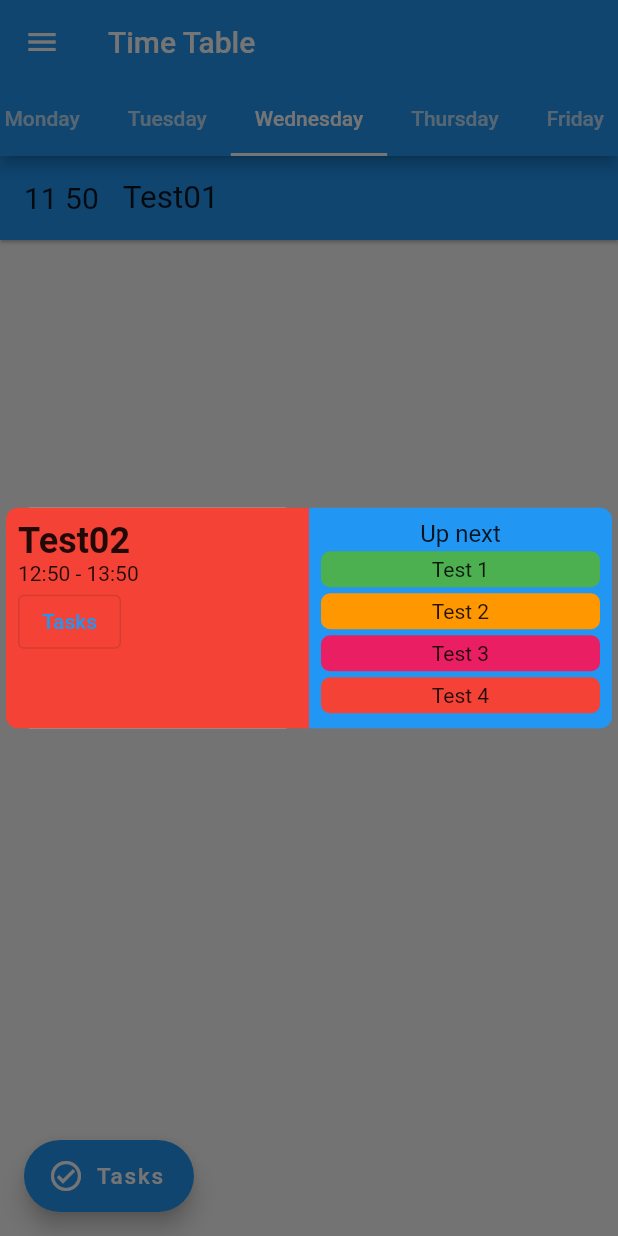
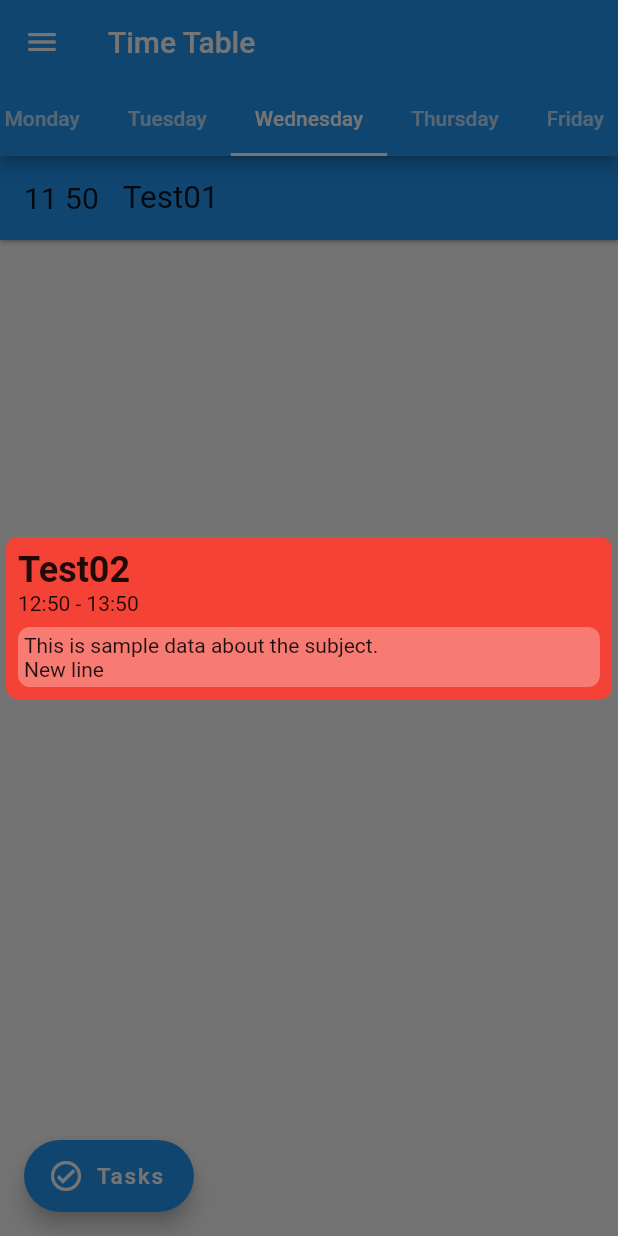
Before and after one commit to PEC-CSS/Time-Table-App, a Flutter app: the screen it shows after launch, after a tap on an icon or button, on a phone screen of 412 x 824 dp. Run offline on Flutter 3.47's test engine with Material 2 defaults, Android fonts, the phone set to English and light mode, and no system bars; missing offline and left inert: flex_color_picker.

Commit message:
Changed the design of popup cards

```diff
--- a/lib/database/database.dart
+++ b/lib/database/database.dart
@@ -6,17 +6,15 @@ import 'package:flutter/material.dart';
 
 class Database{
   static List<Subject> get(Days day){
-    List<Task> dummyTasks = [];
     List<Subject> subjects = [];
 
     subjects.add(Subject(name: "Test01", color: Colors.blue,
       startTime: DateTime(2022, 1, 21, 11, 50), duration: Duration(hours: 1),
     ));
 
-    dummyTasks.add(Task(title: "Test work",  deadline: DateTime.now(), description: "Hello", id: "10"));
-    dummyTasks.add(Task(title: "TestWork2", deadline: DateTime(2023), id: "11"));
     subjects.add(Subject( name: "Test02", color: Colors.red,
       startTime: DateTime(2022, 1, 21, 12, 50), duration: Duration(hours: 1),
+      description: "This is sample data about the subject.\nNew line",
     ));
 
     return subjects;
@@ -31,7 +29,7 @@ class Database{
 
     return tasks;
   }
-  static addNewSubject(Subject subject) {
+  static addNewSubject(Subject subject, int day) {
 
   }
 }
--- a/lib/home/day.dart
+++ b/lib/home/day.dart
@@ -14,7 +14,7 @@ class Day extends StatelessWidget {
     List<Subject> subjects = Database.get(this.day);
     List<SubjectCard> cards = [];
     for (Subject subject in subjects){
-      cards.add(SubjectCard(subject: subject, color: Colors.red,));
+      cards.add(SubjectCard(subject: subject));
     }
     return cards;
   }
--- a/lib/new_time_table/new_subject_card.dart
+++ b/lib/new_time_table/new_subject_card.dart
@@ -136,9 +136,9 @@ class _NewSubjectState extends State<NewSubject> {
                   startTime: startTime,
                   duration: duration,
                   color: currentColor
-                  );
+              );
 
-              Database.addNewSubject(newSubject);
+              Database.addNewSubject(newSubject, this.widget.day);
             },
           )
         ],
--- a/lib/widgets/popup_subject_card.dart
+++ b/lib/widgets/popup_subject_card.dart
@@ -3,10 +3,9 @@ import 'package:flutter/material.dart';
 import '../model/subject_model.dart';
 
 class PopupSubjectCard extends StatelessWidget {
-  const PopupSubjectCard({Key? key, required this.subject, this.color = Colors.red}) : super(key: key);
+  const PopupSubjectCard({Key? key, required this.subject}) : super(key: key);
 
   final Subject subject;
-  final Color color;
 
   @override
   Widget build(BuildContext context) {
@@ -26,13 +25,10 @@ class PopupSubjectCard extends StatelessWidget {
                     tag: subject.name.hashCode,
                     child: Material(
                       borderRadius: BorderRadius.circular(16.0),
-                      child: LeftBox(subject: subject, color: this.color,)
+                      child: SubjectInfoBox(subject: subject, color: this.subject.color,)
                     )
                   ),
                 ),
-                Expanded(
-                  child: RightBox(), //TODO: This box appears abruptly, add a fade effect here
-                )
               ],
             ),
           ),
@@ -43,8 +39,8 @@ class PopupSubjectCard extends StatelessWidget {
 }
 
 
-class LeftBox extends StatelessWidget {
-  const LeftBox({
+class SubjectInfoBox extends StatelessWidget {
+  const SubjectInfoBox({
     Key? key,
     required this.subject,
     required this.color,
@@ -53,6 +49,19 @@ class LeftBox extends StatelessWidget {
   final Subject subject;
   final Color color;
 
+  Color lighten(Color c, [int percent = 10]) {
+    assert(1 <= percent && percent <= 100);
+    var p = percent / 100;
+    return Color.fromARGB(
+        c.alpha,
+        c.red + ((255 - c.red) * p).round(),
+        c.green + ((255 - c.green) * p).round(),
+        c.blue + ((255 - c.blue) * p).round()
+    );
+  }
+
+
+
   @override
   Widget build(BuildContext context) {
     DateTime finishTime = subject.startTime.add(subject.duration);
@@ -60,10 +69,7 @@ class LeftBox extends StatelessWidget {
     return Container(
       padding: EdgeInsets.all(8.0),
       decoration: BoxDecoration(
-          borderRadius: BorderRadius.only(
-            topLeft: Radius.circular(8.0),
-            bottomLeft: Radius.circular(8.0)
-          ),
+          borderRadius: BorderRadius.all(Radius.circular(8.0)),
           color: this.color
       ),
       child: SingleChildScrollView(
@@ -81,7 +87,20 @@ class LeftBox extends StatelessWidget {
               ),
             ),
             Text("""${subject.startTime.hour}:${subject.startTime.minute} - ${finishTime.hour}:${finishTime.minute}"""),
-            OutlinedButton(onPressed: (){}, child: Text("Tasks"))
+            SizedBox(height: 8.0,),
+            Visibility(
+              visible: subject.description.isNotEmpty,
+              child: Container(
+                child: Text(subject.description,),
+                decoration: BoxDecoration(
+                  color: lighten(color, 30),
+                  borderRadius: BorderRadius.circular(8.0),
+                ),
+                width: double.maxFinite,
+                padding: EdgeInsets.all(4.0),
+
+              ),
+            )
           ],
         ),
       ),
--- a/lib/widgets/subject_card.dart
+++ b/lib/widgets/subject_card.dart
@@ -7,9 +7,8 @@ import 'package:time_table_app/route/popup_route.dart';
 class SubjectCard extends StatelessWidget {
   final Subject subject;
   final Widget time;
-  final Color color;
 
-  SubjectCard({Key? key, required this.subject, this.color = Colors.red}) :
+  SubjectCard({Key? key, required this.subject}) :
         this.time = Text(
           "${subject.startTime.hour} ${subject.startTime.minute}",
           style: TextStyle(fontSize: 20),
@@ -20,7 +19,6 @@ class SubjectCard extends StatelessWidget {
     Navigator.push(context, CustomPopupRoute(
         builder: (context) => PopupSubjectCard(
             subject: this.subject,
-            color: this.color
         )
     ));
   }
```
